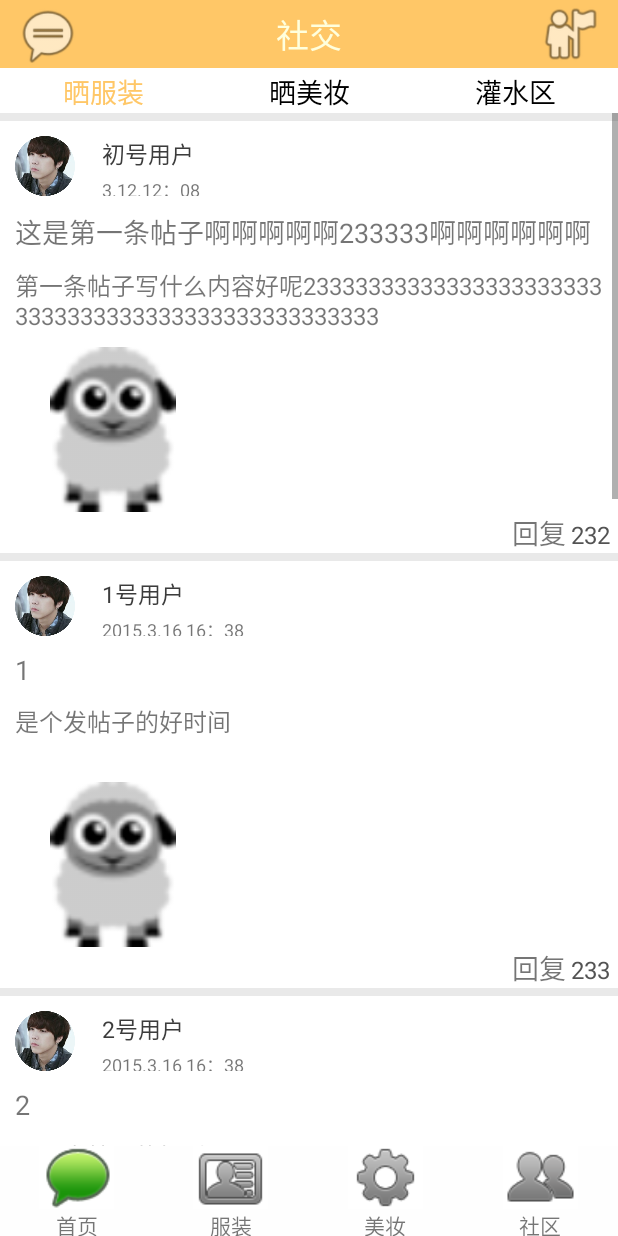
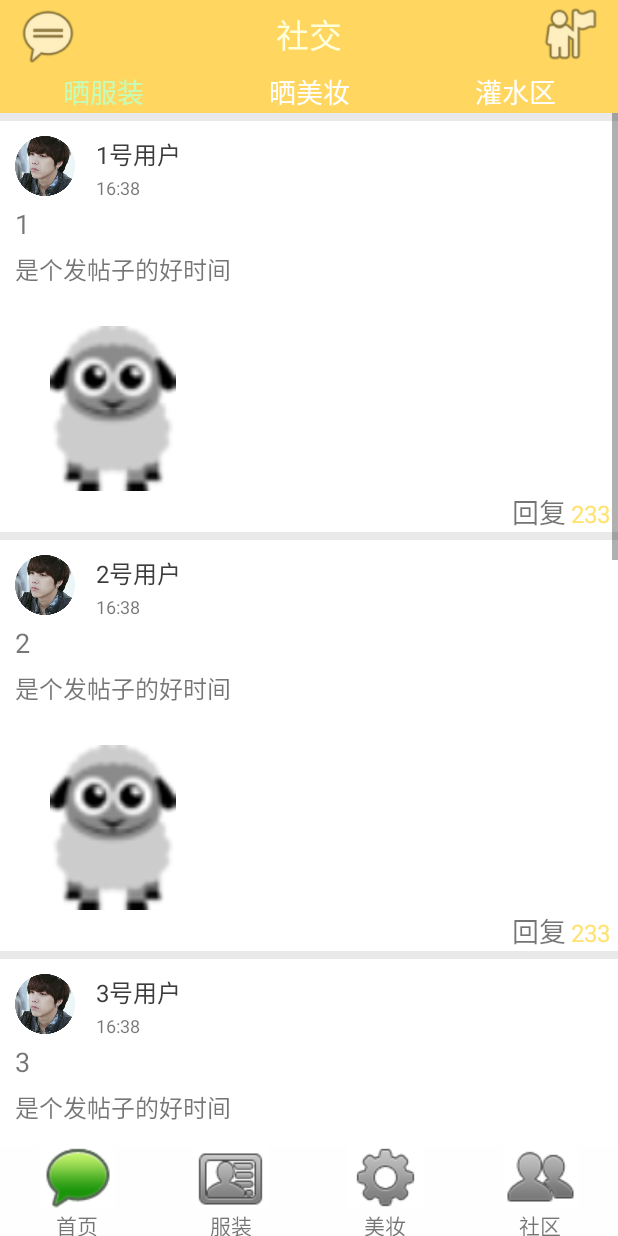
Before and after one commit to rivalnhwc/Mrzz, an Android app: the fragment socialFrag_mainAty placed in its activity, on a phone screen of 412 x 824 dp. Run offline under Robolectric (Android 15) with nearby library versions, the phone set to English and light mode, and no system bars; our stand-ins replace CircleImageView.

Commit message:
Second commit

```diff
--- a/app/src/main/java/com/freud/mrzz/frags/communityFrag_socialFrag.java
+++ b/app/src/main/java/com/freud/mrzz/frags/communityFrag_socialFrag.java
@@ -74,15 +74,13 @@ public class communityFrag_socialFrag extends Fragment
 
         topicList = new ArrayList<Topic>();
 
-        Topic topic0 = new Topic();
-        Topic topic1 = new Topic("1号用户","1","是个发帖子的好时间","2015.3.16 16：38",R.drawable.tx_test,R.drawable.sheep_pulltorefresh,233,3);
-        Topic topic2 = new Topic("2号用户","2","是个发帖子的好时间","2015.3.16 16：38",R.drawable.tx_test,R.drawable.sheep_pulltorefresh,233,3);
-        Topic topic3 = new Topic("3号用户","3","是个发帖子的好时间","2015.3.16 16：38",R.drawable.tx_test,R.drawable.sheep_pulltorefresh,233,3);
-        Topic topic4 = new Topic("4号用户","4","是个发帖子的好时间","2015.3.16 16：38",R.drawable.tx_test,R.drawable.sheep_pulltorefresh,233,3);
-        Topic topic5 = new Topic("5号用户","5","是个发帖子的好时间","2015.3.16 16：38",R.drawable.tx_test,R.drawable.sheep_pulltorefresh,233,3);
-        Topic topic6 = new Topic("6号用户","6","是个发帖子的好时间","2015.3.16 16：38",R.drawable.tx_test,R.drawable.sheep_pulltorefresh,233,3);
+        Topic topic1 = new Topic("1号用户","1","是个发帖子的好时间","16:38",R.drawable.tx_test,R.drawable.sheep_pulltorefresh,233,3);
+        Topic topic2 = new Topic("2号用户","2","是个发帖子的好时间","16:38",R.drawable.tx_test,R.drawable.sheep_pulltorefresh,233,3);
+        Topic topic3 = new Topic("3号用户","3","是个发帖子的好时间","16:38",R.drawable.tx_test,R.drawable.sheep_pulltorefresh,233,3);
+        Topic topic4 = new Topic("4号用户","4","是个发帖子的好时间","16:38",R.drawable.tx_test,R.drawable.sheep_pulltorefresh,233,3);
+        Topic topic5 = new Topic("5号用户","5","是个发帖子的好时间","16:38",R.drawable.tx_test,R.drawable.sheep_pulltorefresh,233,3);
+        Topic topic6 = new Topic("6号用户","6","是个发帖子的好时间","16:38",R.drawable.tx_test,R.drawable.sheep_pulltorefresh,233,3);
 
-        topicList.add(topic0);
         topicList.add(topic1);
         topicList.add(topic2);
         topicList.add(topic3);
--- a/app/src/main/res/layout/fragment_social_mainaty.xml
+++ b/app/src/main/res/layout/fragment_social_mainaty.xml
@@ -8,7 +8,8 @@
     <RelativeLayout
         android:layout_width="fill_parent"
         android:layout_height="45dp"
-        android:background="#ffffc767">
+        android:background="@color/social_bgc"
+        >
 
         <ImageView
             android:layout_width="wrap_content"
@@ -35,7 +36,7 @@
     <LinearLayout
         android:layout_width="fill_parent"
         android:layout_height="30dp"
-        android:background="#FFFFFF">
+        android:background="@color/social_bgc">
         <com.freud.mrzz.views.ColorTrackView
 
             android:id="@+id/id_tab_first_socialfrag"
@@ -44,8 +45,8 @@
             android:layout_weight="1"
             zhy:progress="1"
             zhy:text="晒服装"
-            zhy:text_change_color="#ffffc767"
-            zhy:text_origin_color="#ff000000"
+            zhy:text_change_color="@color/social_text_color"
+            zhy:text_origin_color="#FFFFFF"
             zhy:text_size="18sp" />
 
         <com.freud.mrzz.views.ColorTrackView
@@ -54,8 +55,8 @@
             android:layout_height="match_parent"
             android:layout_weight="1"
             zhy:text="晒美妆"
-            zhy:text_change_color="#ffffc767"
-            zhy:text_origin_color="#ff000000"
+            zhy:text_change_color="@color/social_text_color"
+            zhy:text_origin_color="#FFFFFF"
             zhy:text_size="18sp" />
 
         <com.freud.mrzz.views.ColorTrackView
@@ -64,8 +65,8 @@
             android:layout_height="match_parent"
             android:layout_weight="1"
             zhy:text="灌水区"
-            zhy:text_change_color="#ffffc767"
-            zhy:text_origin_color="#ff000000"
+            zhy:text_change_color="@color/social_text_color"
+            zhy:text_origin_color="#FFFFFF"
             zhy:text_size="18sp" />
 
     </LinearLayout>
--- a/app/src/main/res/layout/topic_item_image.xml
+++ b/app/src/main/res/layout/topic_item_image.xml
@@ -18,14 +18,14 @@
             android:layout_marginLeft="10dp"
             android:src="@drawable/tx_test"/>
         <LinearLayout
-            android:layout_marginLeft="8dp"
+            android:layout_marginLeft="4dp"
             android:layout_width="wrap_content"
             android:layout_height="wrap_content"
             android:orientation="vertical">
             <TextView
                 android:id="@+id/id_tv_username_topicitme_communityfrag_image"
                 android:textColor="#ff3c3c3c"
-                android:textSize="15sp"
+                android:textSize="16sp"
                 android:layout_marginTop="10dp"
                 android:layout_marginLeft="10dp"
                 android:layout_width="wrap_content"
@@ -36,15 +36,15 @@
                 android:textSize="12sp"
                 android:layout_width="wrap_content"
                 android:layout_height="wrap_content"
-                android:text="3.12.12：08"
-                android:layout_marginTop="3dp"
+                android:text="12：08"
+                android:layout_marginTop="2dp"
                 android:layout_marginLeft="10dp"/>
             </LinearLayout>
         </LinearLayout>
     <TextView
         android:id="@+id/id_tv_topicname_topicitme_communityfrag_image"
         android:layout_marginLeft="10dp"
-        android:layout_marginTop="10dp"
+        android:layout_marginTop="6dp"
         android:layout_marginRight="10dp"
         android:textSize="18sp"
         android:text="这是第一条帖子啊啊啊啊啊233333啊啊啊啊啊啊"
@@ -54,7 +54,7 @@
     <TextView
         android:id="@+id/id_tv_topiccontent_topicitem_communityfrag_image"
         android:layout_marginLeft="10dp"
-        android:layout_marginTop="10dp"
+        android:layout_marginTop="6dp"
         android:layout_marginRight="10dp"
         android:layout_width="wrap_content"
         android:layout_height="wrap_content"
@@ -63,7 +63,7 @@
         android:textSize="16sp"/>
     <LinearLayout
         android:layout_marginLeft="10dp"
-        android:layout_marginTop="10dp"
+        android:layout_marginTop="7dp"
         android:layout_marginRight="10dp"
         android:layout_width="fill_parent"
         android:layout_height="110dp">
@@ -96,7 +96,7 @@
             android:text="回复"/>
         <TextView
             android:id="@+id/id_tv_replynum_topicitem_communityfrag_image"
-            android:textColor="#ff535353"
+            android:textColor="#ffffe26f"
             android:textSize="16sp"
             android:layout_width="wrap_content"
             android:layout_height="wrap_content"
--- a/app/src/main/res/values/strings.xml
+++ b/app/src/main/res/values/strings.xml
@@ -3,4 +3,6 @@
 
     <string name="hello_world">Hello world!</string>
     <string name="action_settings">Settings</string>
+    <color name="social_bgc">#ffffd760</color>
+    <color name="social_text_color">#ffc4fcb8</color>
 </resources>
```
Also changed, not shown: app/src/main/java/com/freud/mrzz/atys/TopicActivity.java (+3 -6 lines), app/src/main/res/layout/activity_topic.xml (+30 -5 lines).
